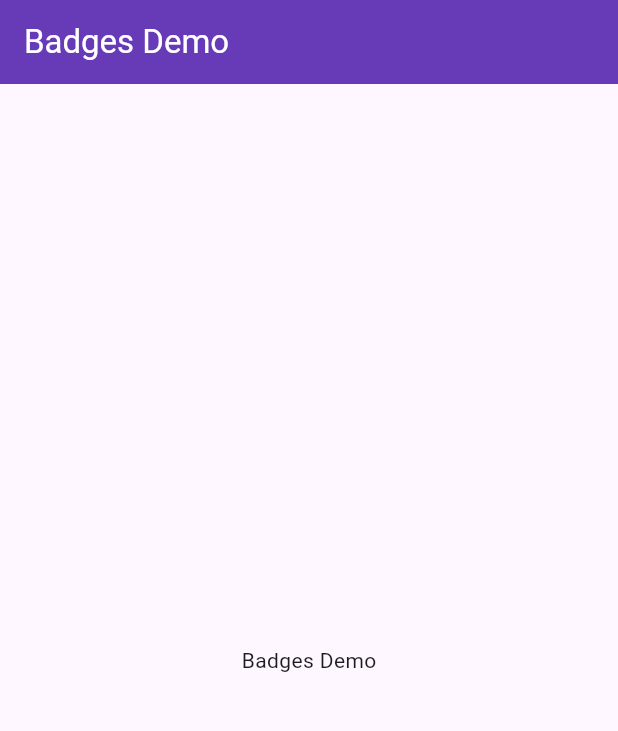
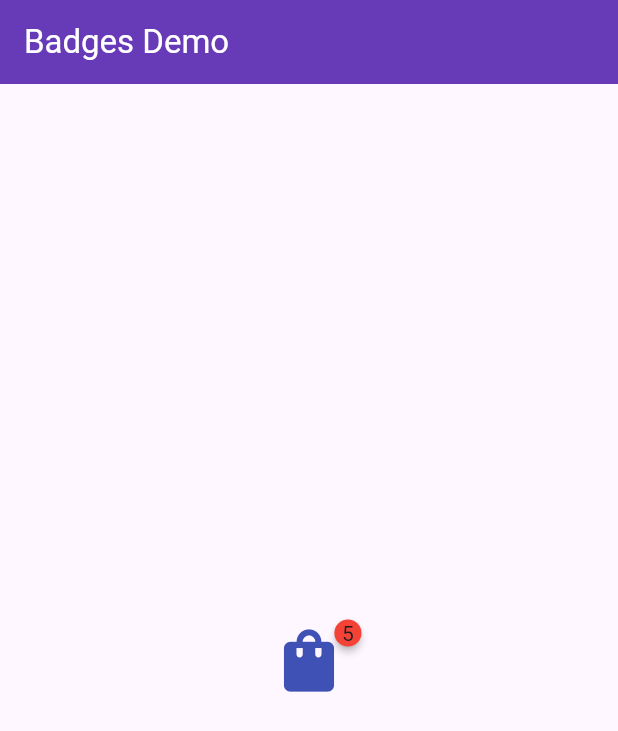
Before and after one commit to zulfequar/badges_demo, a Flutter app: the screen it shows after launch, on a phone screen of 412 x 824 dp. Shown: the top 731 px of the screen. Run offline on Flutter 3.47's test engine with Material 3 defaults, Android fonts, the phone set to English and light mode, and no system bars; drawn by our look-alikes of badges.

Commit message:
Basic usage

```diff
--- a/lib/main.dart
+++ b/lib/main.dart
@@ -1,3 +1,4 @@
+import 'package:badges/badges.dart' as badges;
 import 'package:flutter/material.dart';
 
 void main() {
@@ -41,7 +42,14 @@ class _HomePageState extends State<HomePage> {
         child: Column(
           mainAxisAlignment: MainAxisAlignment.center,
           children: <Widget>[
-            Text('Badges Demo'),
+            badges.Badge(
+              badgeContent: Text('5'),
+              child: Icon(
+                Icons.shopping_bag,
+                color: Colors.indigo,
+                size: 50.0,
+              ),
+            ),
           ],
         ),
       ),
```
